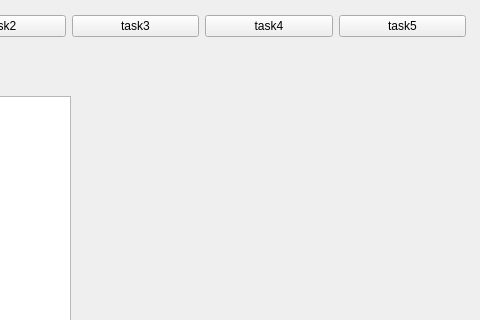
Qt form frontend_beta/mainform.ui (TmP440/order) before a commit; both pictures show x 215 to 695 and y 84 to 404 of the 695 by 620 pixel window.
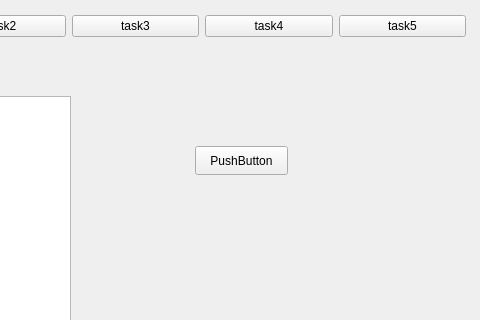
The same form after that commit.

Diff of the .ui file:
```diff
--- a/frontend_beta/mainform.ui
+++ b/frontend_beta/mainform.ui
@@ -174,6 +174,19 @@
      <string>TextLabel</string>
     </property>
    </widget>
+   <widget class="QPushButton" name="pushButton_4">
+    <property name="geometry">
+     <rect>
+      <x>410</x>
+      <y>230</y>
+      <width>93</width>
+      <height>29</height>
+     </rect>
+    </property>
+    <property name="text">
+     <string>PushButton</string>
+    </property>
+   </widget>
   </widget>
   <widget class="QMenuBar" name="menubar">
    <property name="geometry">
```
Left out of the diff: 2 changed lines with no effect on the pictures.
